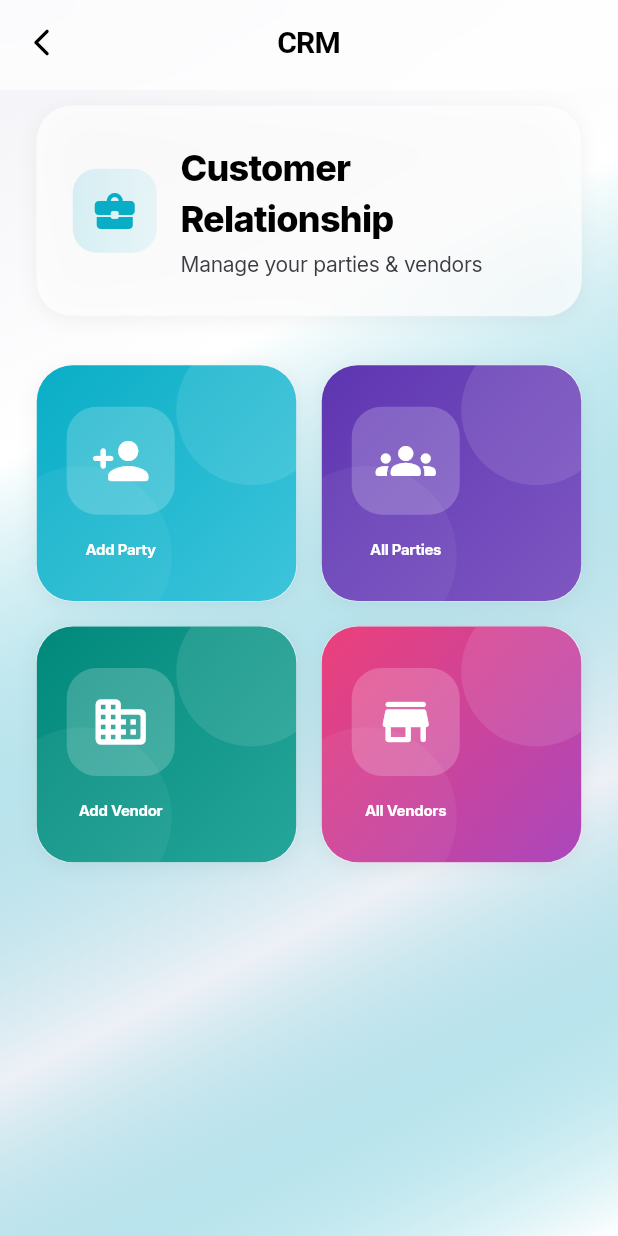
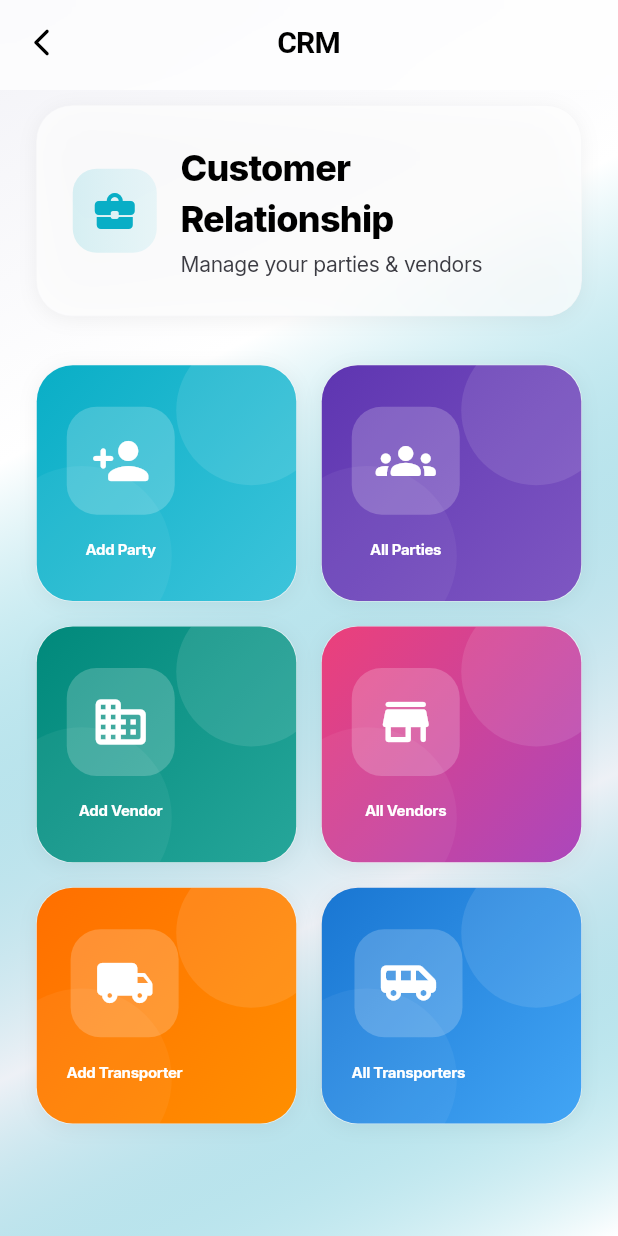
Before and after one commit to raman04-byte/dev, a Flutter app: the CrmPage screen opened by its route, on a phone screen of 412 x 824 dp. Run offline on Flutter 3.47's test engine with Material 3 defaults, Android fonts, the phone set to English and light mode, and no system bars; our stand-ins replace appwrite, equatable, file_picker, google_fonts, hive, hive_flutter and 5 more; missing offline and left inert: dart:js_interop, syncfusion_flutter_pdf, syncfusion_flutter_pdfviewer, syncfusion_flutter_xlsio; accounts and stored records are empty; statements that could not run were skipped; key blocks and very long unbroken strings in the code were emptied for the run.

Commit message:
feat: add routes and UI actions for managing transporters in CRM

```diff
--- a/lib/core/routes/app_routes.dart
+++ b/lib/core/routes/app_routes.dart
@@ -19,4 +19,6 @@ class AppRoutes {
   static const String addVendor = '/crm/add-vendor';
   static const String allVendors = '/crm/all-vendors';
   static const String excelExportVendors = '/crm/excel-export-vendors';
+  static const String addTransporter = '/crm/add-transporter';
+  static const String allTransporters = '/crm/all-transporters';
 }
--- a/lib/features/crm/presentation/pages/crm_page.dart
+++ b/lib/features/crm/presentation/pages/crm_page.dart
@@ -179,6 +179,36 @@ class CrmPage extends StatelessWidget {
                           Navigator.of(context).pushNamed(AppRoutes.allVendors);
                         },
                       ),
+                      _buildActionCard(
+                        context,
+                        icon: Icons.local_shipping_rounded,
+                        label: 'Add Transporter',
+                        gradient: const LinearGradient(
+                          begin: Alignment.topLeft,
+                          end: Alignment.bottomRight,
+                          colors: [Color(0xFFFF6F00), Color(0xFFFF8F00)],
+                        ),
+                        onTap: () {
+                          Navigator.of(
+                            context,
+                          ).pushNamed(AppRoutes.addTransporter);
+                        },
+                      ),
+                      _buildActionCard(
+                        context,
+                        icon: Icons.airport_shuttle_rounded,
+                        label: 'All Transporters',
+                        gradient: const LinearGradient(
+                          begin: Alignment.topLeft,
+                          end: Alignment.bottomRight,
+                          colors: [Color(0xFF1976D2), Color(0xFF42A5F5)],
+                        ),
+                        onTap: () {
+                          Navigator.of(
+                            context,
+                          ).pushNamed(AppRoutes.allTransporters);
+                        },
+                      ),
                     ],
                   ),
                 ),
```
